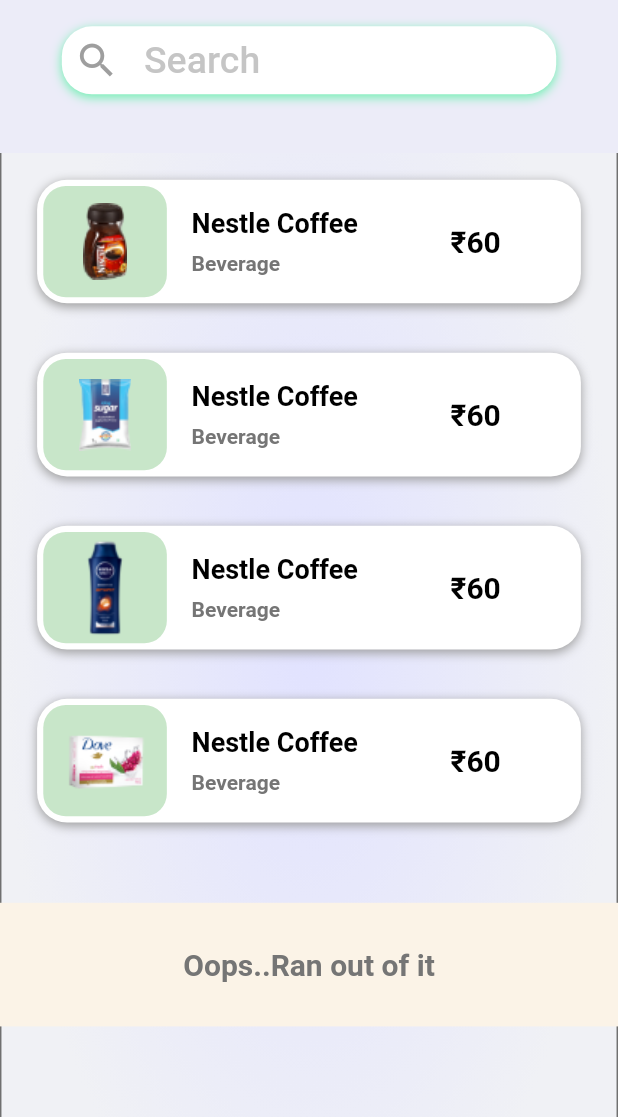
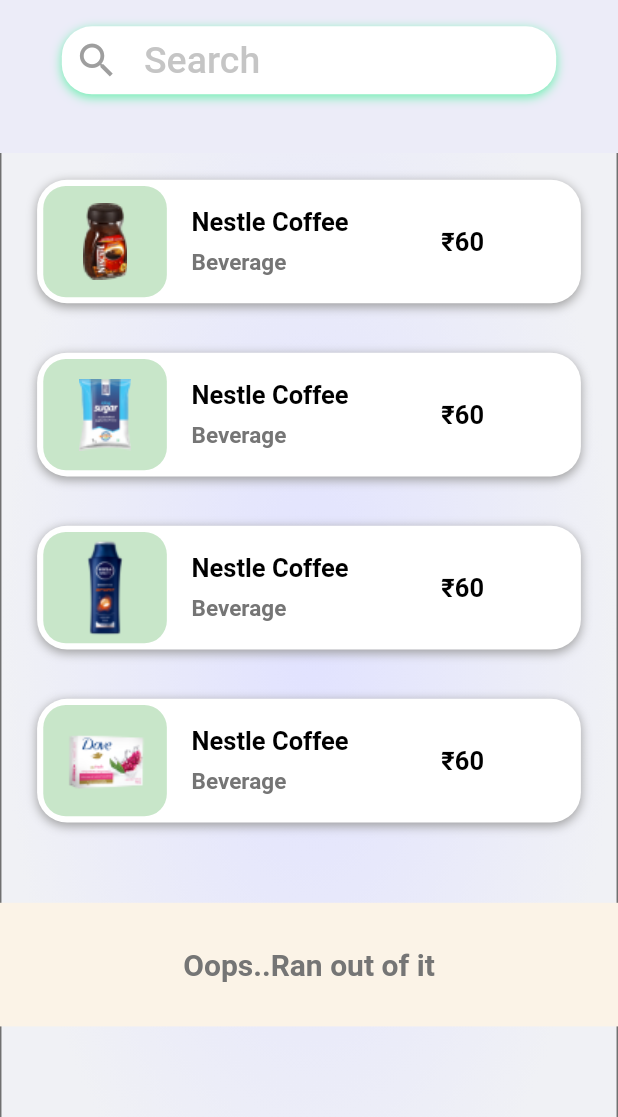
Before and after one commit to axelrod69/tanvi, a Flutter app: the HomeScreen screen opened by its route, scrolled down 1646 dp, on a phone screen of 412 x 824 dp, the part 119-1236 px from its top. Run offline on Flutter 3.47's test engine with Material 2 defaults, Android fonts, the phone set to English and light mode, and no system bars; our stand-ins replace flutter_rating_bar, geocoding, geolocator, google_sign_in, shared_preferences; missing offline and left inert: flutter_facebook_auth; accounts and stored records are empty; network calls fail.

Commit message:
homeResponsivenessFixed

```diff
--- a/lib/widgets/home/recentItems.dart
+++ b/lib/widgets/home/recentItems.dart
@@ -128,31 +128,48 @@
                             Text(
                               _recentItems[index]['name'],
                               // // textScaleFactor: textScaleFactor,
-                              style: const TextStyle(
+                              style: TextStyle(
                                   color: Colors.black,
                                   fontWeight: FontWeight.bold,
-                                  fontSize: 18),
+                                  fontSize: tabLayout
+                                      ? 25
+                                      : largeLayout
+                                          ? 17
+                                          : 12),
                             ),
                             SizedBox(height: height * 0.01),
                             Text(
                               _recentItems[index]['category'],
                               // // textScaleFactor: textScaleFactor,
                               style: TextStyle(
-                                color: Colors.grey[600],
-                                fontWeight: FontWeight.bold,
-                              ),
+                                  color: Colors.grey[600],
+                                  fontWeight: FontWeight.bold,
+                                  fontSize: tabLayout
+                                      ? 22
+                                      : largeLayout
+                                          ? 15
+                                          : 10),
                             )
                           ],
                         ),
                       ),
-                      SizedBox(width: width * 0.15),
+                      SizedBox(
+                          width: tabLayout
+                              ? width * 0.3
+                              : largeLayout
+                                  ? width * 0.15
+                                  : width * 0.12),
                       Text(
                         _recentItems[index]['price'],
                         // // textScaleFactor: textScaleFactor,
-                        style: const TextStyle(
+                        style: TextStyle(
                             color: Colors.black,
                             fontWeight: FontWeight.bold,
-                            fontSize: 20),
+                            fontSize: tabLayout
+                                ? 50
+                                : largeLayout
+                                    ? 17
+                                    : 12),
                       )
                     ],
                   ),
```
Also changed, not shown: lib/screens/signUp.dart (+4 -4 lines), lib/widgets/bottomNavigation.dart (+79 -16 lines), lib/widgets/signIn/sign_in.dart (+17 -15 lines).
